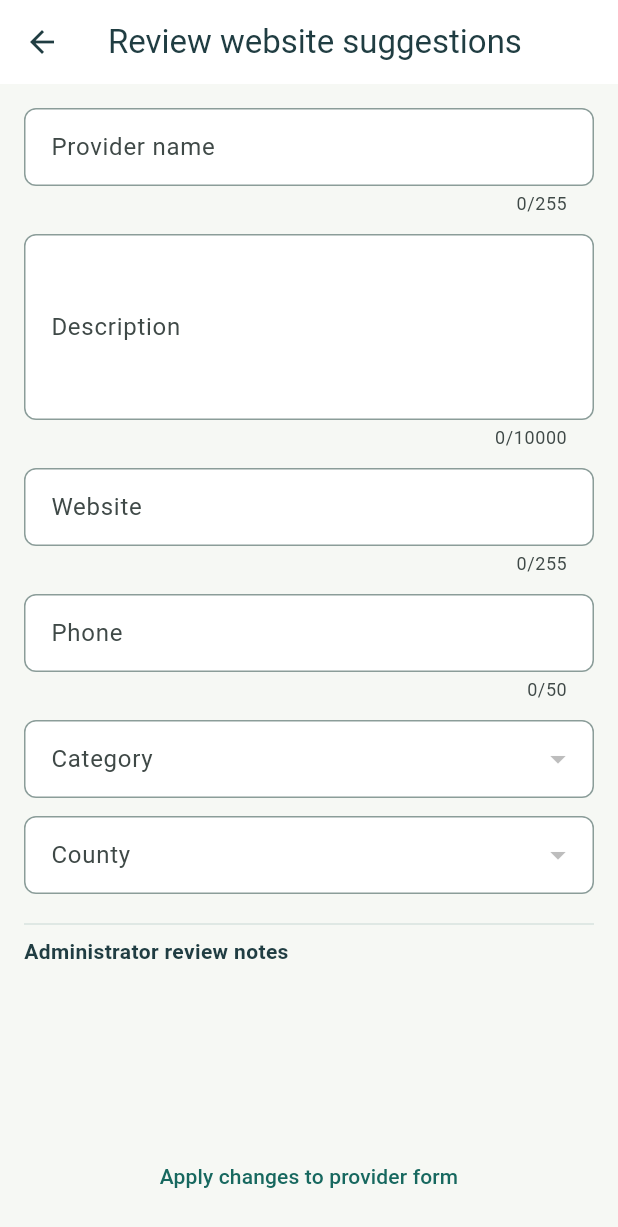
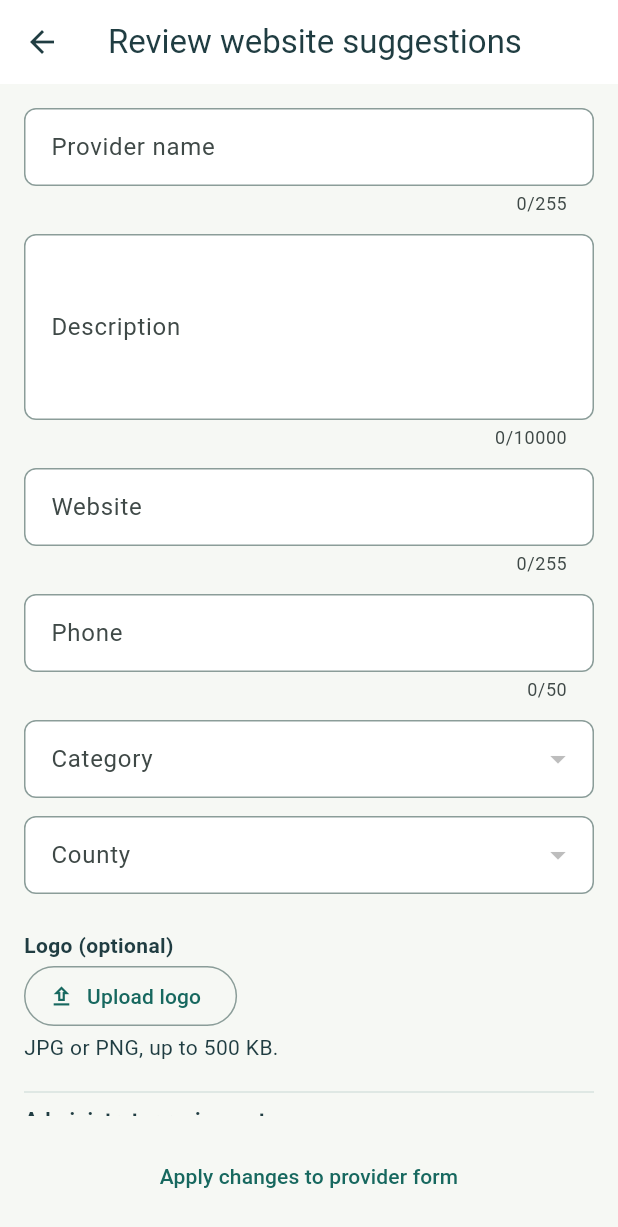
Before and after one commit to agawlbb/negaautism_mobile, a Flutter app: the ProviderSuggestionsScreen screen opened directly with empty values, on a phone screen of 412 x 824 dp. Shown: the top 1227 px of the screen. Run offline on Flutter 3.47's test engine with Material 3 defaults, Android fonts, the light colour scheme and no system bars; our stand-ins replace firebase_auth, firebase_core, firebase_messaging, package_info_plus, shared_preferences; missing offline and left inert: file_selector; accounts and stored records are empty; statements that could not run were skipped.

Commit message:
Display and upload provider logos with AI review previews [skip ci]

```diff
--- a/lib/provider_edit_screen.dart
+++ b/lib/provider_edit_screen.dart
@@ -4,6 +4,7 @@ import 'package:firebase_auth/firebase_auth.dart';
 import 'package:flutter/material.dart';
 
 import 'provider_service.dart';
+import 'provider_logo.dart';
 import 'provider_contact_links.dart';
 import 'provider_extraction_service.dart';
 import 'provider_suggestions_screen.dart';
@@ -33,6 +34,7 @@ class _ProviderEditScreenState extends State<ProviderEditScreen> {
   late final TextEditingController _name, _website, _description, _phone;
   late final String? _uid;
   int? _category, _county;
+  ProviderLogo? _logo;
   bool _saving = false;
   bool _extracting = false;
   String _progress = '';
@@ -94,6 +96,7 @@ class _ProviderEditScreenState extends State<ProviderEditScreen> {
     'phone': _phone.text,
     'category_id': _category,
     'county_id': _county,
+    'logo': _logo,
   };
 
   Future<void> _reviewSuggestions() async {
@@ -126,6 +129,9 @@ class _ProviderEditScreenState extends State<ProviderEditScreen> {
       await _freshToken();
       if (!mounted) return;
       setState(() {
+        if (selected.containsKey('logo')) {
+          _logo = selected['logo'] as ProviderLogo?;
+        }
         for (final entry in {
           'name': _name,
           'description': _description,
@@ -243,6 +249,7 @@ class _ProviderEditScreenState extends State<ProviderEditScreen> {
       phone: phone,
       categoryId: category as int,
       countyId: county as int,
+      logo: fields['logo'] as ProviderLogo?,
     );
   }
 
@@ -370,6 +377,12 @@ class _ProviderEditScreenState extends State<ProviderEditScreen> {
                   child: const Text('Review suggestions'),
                 ),
             ],
+            ProviderLogoInput(
+              logo: _logo,
+              existingUrl: providerLogoUrl(widget.provider?.logo ?? ''),
+              enabled: !_saving && !_extracting,
+              onChanged: (logo) => setState(() => _logo = logo),
+            ),
             TextFormField(
               controller: _phone,
               enabled: !_saving && !_extracting,
--- a/lib/provider_extraction_service.dart
+++ b/lib/provider_extraction_service.dart
@@ -4,17 +4,30 @@ import 'dart:io';
 import 'dart:math';
 
 import 'provider_service.dart';
+import 'provider_logo.dart';
 
 class ProviderSuggestions {
   final Map<String, dynamic> fields;
   final List<String> notes;
   final List<Map<String, String>> sources;
   ProviderSuggestions.fromJson(Map<String, dynamic> json)
-    : fields = json,
-      notes = (json['review_notes'] as List).cast<String>(),
+    : fields = {...json},
+      notes = (json['review_notes'] as List).cast<String>().toList(),
       sources = (json['sources'] as List)
           .map((s) => Map<String, String>.from(s as Map))
-          .toList();
+          .toList() {
+    if (json['logo_image'] is Map) {
+      try {
+        fields['logo'] = ProviderLogo.fromJson(
+          Map<String, dynamic>.from(json['logo_image'] as Map),
+        );
+      } catch (_) {
+        notes.add(
+          'The suggested logo could not be read. Upload a JPG or PNG logo manually.',
+        );
+      }
+    }
+  }
 }
 
 class ProviderExtractionException implements Exception {
--- /dev/null
+++ b/lib/provider_logo.dart
@@ -0,0 +1,179 @@
+import 'dart:convert';
+import 'dart:typed_data';
+
+import 'package:file_selector/file_selector.dart';
+import 'package:flutter/material.dart';
+
+import 'provider_contact_links.dart';
+
+class ProviderLogoException implements Exception {
+  final String message;
+  const ProviderLogoException(this.message);
+}
+
+class ProviderLogo {
+  final Uint8List bytes;
+  final String filename;
+  final String? sourceUrl;
+  ProviderLogo._(this.bytes, this.filename, this.sourceUrl);
+
+  factory ProviderLogo.fromBytes(Uint8List bytes, {String? sourceUrl}) {
+    if (bytes.isEmpty || bytes.length > 500 * 1024) {
+      throw const ProviderLogoException('Choose a logo no larger than 500 KB.');
+    }
+    final png =
+        bytes.length >= 8 &&
+        bytes.take(8).join(',') == '137,80,78,71,13,10,26,10';
+    final jpeg =
+        bytes.length >= 3 &&
+        bytes[0] == 255 &&
+        bytes[1] == 216 &&
+        bytes[2] == 255;
+    if (!png && !jpeg) {
+      throw const ProviderLogoException('Choose a JPG or PNG logo.');
+    }
+    return ProviderLogo._(bytes, png ? 'logo.png' : 'logo.jpg', sourceUrl);
+  }
+
+  factory ProviderLogo.fromJson(Map<String, dynamic> json) {
+    final encoded = json['data_base64'];
+    if (encoded is! String || encoded.length > 683000) {
+      throw const ProviderLogoException('The suggested logo is too large.');
+    }
+    return ProviderLogo.fromBytes(
+      base64Decode(encoded),
+      sourceUrl: json['source_url'] as String?,
+    );
+  }
+}
+
+Future<ProviderLogo?> pickProviderLogo() async {
+  const images = XTypeGroup(
+    label: 'Logo (JPG or PNG)',
+    extensions: ['jpg', 'jpeg', 'png'],
+    mimeTypes: ['image/jpeg', 'image/png'],
+  );
+  final file = await openFile(acceptedTypeGroups: [images]);
+  if (file == null) return null;
+  if (await file.length() > 500 * 1024) {
+    throw const ProviderLogoException('Choose a logo no larger than 500 KB.');
+  }
+  return ProviderLogo.fromBytes(await file.readAsBytes());
+}
+
+class ProviderLogoView extends StatelessWidget {
+  final String? url;
+  final ProviderLogo? logo;
+  final double size;
+  const ProviderLogoView({super.key, this.url, this.logo, this.size = 80});
+  @override
+  Widget build(BuildContext context) {
+    Widget unavailable(BuildContext _, Object error, StackTrace? stack) =>
+        const Icon(Icons.business_outlined);
+    return SizedBox(
+      width: size,
+      height: size,
+      child: Semantics(
+        label: 'Provider logo',
+        child: logo != null
+            ? Image.memory(
+                logo!.bytes,
+                fit: BoxFit.contain,
+                errorBuilder: unavailable,
+              )
+            : url != null
+            ? Image.network(
+                url!,
+                fit: BoxFit.contain,
+                cacheWidth: 256,
+                errorBuilder: unavailable,
+              )
+            : const Icon(Icons.business_outlined),
+      ),
+    );
+  }
+}
+
+class ProviderLogoInput extends StatefulWidget {
+  final ProviderLogo? logo;
+  final String? existingUrl;
+  final bool enabled;
+  final ValueChanged<ProviderLogo?> onChanged;
+  final Future<ProviderLogo?> Function() pick;
+  const ProviderLogoInput({
+    super.key,
+    required this.logo,
+    required this.onChanged,
+    this.existingUrl,
+    this.enabled = true,
+    this.pick = pickProviderLogo,
+  });
+  @override
+  State<ProviderLogoInput> createState() => _ProviderLogoInputState();
+}
+
+class _ProviderLogoInputState extends State<ProviderLogoInput> {
+  bool _picking = false;
+  String? _error;
+  Future<void> _pick() async {
+    setState(() {
+      _picking = true;
+      _error = null;
+    });
+    try {
+      final logo = await widget.pick();
+      if (mounted && widget.enabled && logo != null) widget.onChanged(logo);
+    } catch (e) {
+      if (mounted) {
+        setState(
+          () => _error = e is ProviderLogoException
+              ? e.message
+              : 'Unable to select a logo. Please try again.',
+        );
+      }
+    } finally {
+      if (mounted) setState(() => _picking = false);
+    }
+  }
+
+  @override
+  Widget build(BuildContext context) => Padding(
+    padding: const EdgeInsets.symmetric(vertical: 12),
+    child: Column(
+      crossAxisAlignment: CrossAxisAlignment.start,
+      children: [
+        const Text(
+          'Logo (optional)',
+          style: TextStyle(fontWeight: FontWeight.bold),
+        ),
+        if (widget.logo != null || widget.existingUrl != null)
+          ProviderLogoView(logo: widget.logo, url: widget.existingUrl),
+        if (widget.logo?.sourceUrl != null)
+          ProviderContactLinks(website: widget.logo!.sourceUrl!, phone: ''),
+        Wrap(
+          spacing: 8,
+          children: [
+            OutlinedButton.icon(
+              onPressed: !widget.enabled || _picking ? null : _pick,
+              icon: const Icon(Icons.upload_outlined),
+              label: Text(_picking ? 'Selecting…' : 'Upload logo'),
+            ),
+            if (widget.logo != null)
+              TextButton(
+                onPressed: !widget.enabled || _picking
+                    ? null
+                    : () => widget.onChanged(null),
+                child: const Text('Discard selected logo'),
+              ),
+          ],
+        ),
+        const Text('JPG or PNG, up to 500 KB.'),
+        if (_error != null)
+          Text(
+            _error!,
+            style: TextStyle(color: Theme.of(context).colorScheme.error),
+          ),
+      ],
+    ),
+  );
+}
--- a/lib/provider_service.dart
+++ b/lib/provider_service.dart
@@ -1,4 +1,6 @@
 import 'dart:convert';
+
+import 'provider_logo.dart';
 
 import 'package:http/http.dart' as http;
 
@@ -10,7 +12,7 @@ class ProviderChoice {
 
 class DirectoryProvider {
   final int id;
-  final String name, website, description, phone, category, county;
+  final String name, website, description, phone, category, county, logo;
   final int categoryId, countyId;
 
   DirectoryProvider.fromJson(Map<String, dynamic> json)
@@ -19,10 +21,21 @@ class DirectoryProvider {
       website = json['website'] as String? ?? '',
       description = json['description'] as String? ?? '',
       phone = json['phone_number'] as String? ?? '',
+      logo = json['logo'] as String? ?? '',
       category = json['category_name'] as String,
       county = json['county_name'] as String,
       categoryId = int.parse('${json['category_id']}'),
       countyId = int.parse('${json['county_id']}');
+}
+
+String? providerLogoUrl(String filename) {
+  if (!RegExp(
+    r'^[a-zA-Z0-9][a-zA-Z0-9_.-]*\.(png|jpe?g|gif|webp)$',
+    caseSensitive: false,
+  ).hasMatch(filename)) {
+    return null;
+  }
+  return Uri.https('negaautism.org', '/logos/$filename').toString();
 }
 
 class ProviderDirectory {
@@ -150,16 +163,12 @@ class ProviderService {
     required String phone,
     required int categoryId,
     required int countyId,
+    ProviderLogo? logo,
   }) async {
     if (token.isEmpty) {
       throw const ProviderApiException('Sign in to manage providers.');
     }
-    // Never retry a write automatically: a timeout may follow a successful save.
-    final response = await _client
-        .post(
-          _base.resolve('save_provider.php'),
-          headers: {'Content-Type': 'application/json'},
-          body: jsonEncode({
+    final fields = <String, dynamic>{
       'idToken': token,
       if (id != null) 'id': id,
       'name': name.trim(),
@@ -168,9 +177,32 @@ class ProviderService {
       'phone_number': phone.trim(),
       'category_id': categoryId,
       'county_id': countyId,
-          }),
+    };
+    // Never retry a write automatically: a timeout may follow a successful save.
+    final http.Response response;
+    if (logo == null) {
+      response = await _client
+          .post(
+            _base.resolve('save_provider.php'),
+            headers: {'Content-Type': 'application/json'},
+            body: jsonEncode(fields),
           )
           .timeout(const Duration(seconds: 20));
+    } else {
+      final request =
+          http.MultipartRequest('POST', _base.resolve('save_provider.php'))
+            ..fields.addAll(fields.map((key, value) => MapEntry(key, '$value')))
+            ..files.add(
+              http.MultipartFile.fromBytes(
+                'logo',
+                logo.bytes,
+                filename: logo.filename,
+              ),
+            );
+      response = await (() async => http.Response.fromStream(
+        await _client.send(request),
+      ))().timeout(const Duration(seconds: 20));
+    }
     return _response(response)['message'] as String;
   }
 
--- a/lib/provider_suggestions_screen.dart
+++ b/lib/provider_suggestions_screen.dart
@@ -3,6 +3,7 @@ import 'package:flutter/material.dart';
 import 'provider_contact_links.dart';
 import 'provider_extraction_service.dart';
 import 'provider_service.dart';
+import 'provider_logo.dart';
 
 class ProviderReviewResult {
   final Map<String, dynamic> fields;
@@ -34,11 +35,13 @@ class _ProviderSuggestionsScreenState extends State<ProviderSuggestionsScreen> {
   final _text = <String, TextEditingController>{};
   final _choices = <String, int?>{};
   bool _saving = false;
+  ProviderLogo? _logo;
   String? _error;
 
   Map<String, dynamic> get _fields => {
     for (final entry in _text.entries) entry.key: entry.value.text,
     ..._choices,
+    'logo': _logo,
   };
 
   Future<void> _add() async {
@@ -106,6 +109,9 @@ class _ProviderSuggestionsScreenState extends State<ProviderSuggestionsScreen> {
   @override
   void initState() {
     super.initState();
+    _logo =
+        widget.current['logo'] as ProviderLogo? ??
+        widget.suggestions.fields['logo'] as ProviderLogo?;
     for (final key in labels.keys) {
       final suggestion = widget.suggestions.fields[key];
       final isChoice = key == 'category_id' || key == 'county_id';
@@ -269,6 +275,28 @@ class _ProviderSuggestionsScreenState extends State<ProviderSuggestionsScreen> {
                 _editor(entry.key, entry.value),
                 const SizedBox(height: 12),
               ],
+              if (widget.suggestions.fields['logo'] is ProviderLogo &&
+                  !identical(_logo, widget.suggestions.fields['logo']))
+                TextButton(
+                  onPressed: _saving
+                      ? null
+                      : () => setState(
+                          () => _logo =
+                              widget.suggestions.fields['logo'] as ProviderLogo,
+                        ),
+                  child: const Text('Use suggested website logo'),
+                ),
+              ProviderLogoInput(
+                logo: _logo,
+                enabled: !_saving,
+                onChanged: (logo) => setState(() => _logo = logo),
+              ),
+              if (_logo == null &&
+                  widget.suggestions.fields['logo_url'] is String)
+                ProviderContactLinks(
+                  website: widget.suggestions.fields['logo_url'] as String,
+                  phone: '',
+                ),
               const Divider(),
               const Text(
                 'Administrator review notes',
--- a/lib/providers_screen.dart
+++ b/lib/providers_screen.dart
@@ -5,6 +5,7 @@ import 'package:flutter/material.dart';
 
 import 'provider_edit_screen.dart';
 import 'provider_service.dart';
+import 'provider_logo.dart';
 import 'provider_contact_links.dart';
 import 'website_theme.dart';
 
@@ -238,6 +239,10 @@ class _ProvidersScreenState extends State<ProvidersScreen> {
                         vertical: 6,
                       ),
                       child: ExpansionTile(
+                        leading: ProviderLogoView(
+                          url: providerLogoUrl(p.logo),
+                          size: 56,
+                        ),
                         title: Text(p.name),
                         subtitle: Text('${p.category} · ${p.county}'),
                         childrenPadding: const EdgeInsets.all(16),
--- a/pubspec.yaml
+++ b/pubspec.yaml
@@ -30,6 +30,8 @@ environment:
 # the latest version available on pub.dev. To see which dependencies have newer
 # versions available, run `flutter pub outdated`.
 dependencies:
+  file_selector: ^1.1.0 # Native JPG/PNG logo selection.
+  file_selector_android: 0.5.2+4 # Later versions require API 24; preserve API 23.
   firebase_core: ^3.6.0
   firebase_auth: ^5.3.1
   firebase_messaging: ^15.1.3
```
Also changed, not shown: pubspec.lock, 4 other files. Lines whose indentation alone changed are shown as unchanged.
